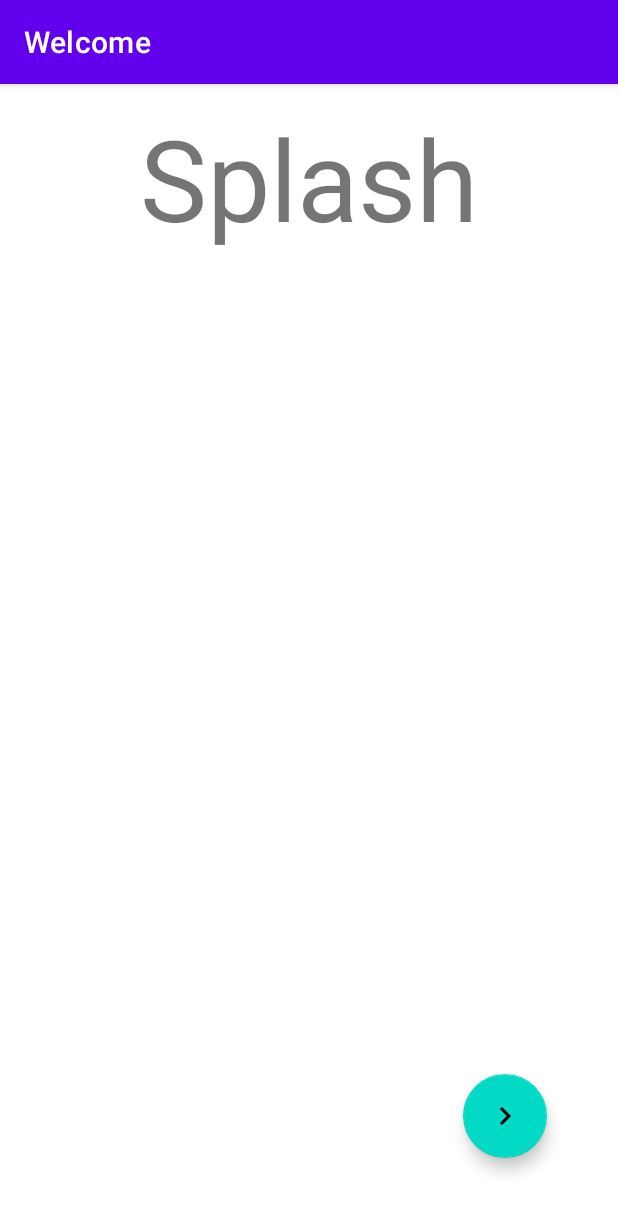
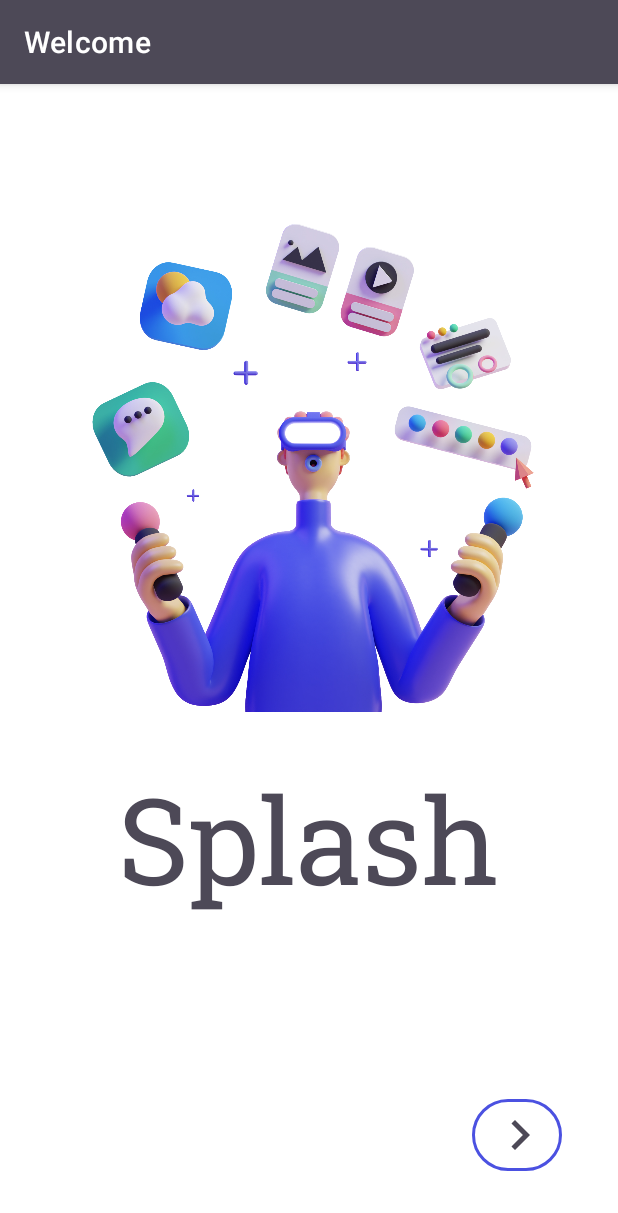
Before and after one commit to devBamidele/Splash, an Android app: the screen it shows after launch (MainActivity), on a phone screen of 412 x 824 dp. Shown: the top 1213 px of the screen. Run offline under Robolectric (Android 15) with nearby library versions, the phone set to English and light mode, and no system bars; our stand-ins replace data binding, navigation-ui.

Commit message:
Added UI

```diff
--- a/app/src/main/java/com/example/splash/adapter/BindingAdapters.kt
+++ b/app/src/main/java/com/example/splash/adapter/BindingAdapters.kt
@@ -31,8 +31,8 @@ fun bindImage(imgView: ImageView, imgUrl: String?) {
 
             // Effects that can be applied to the image
             crossfade(true)
-            crossfade(400)
-            transformations(RoundedCornersTransformation(20f))
+            crossfade(600)
+            transformations(RoundedCornersTransformation(25f))
 
             // The loading animation
             placeholder(R.drawable.loading_animation)
--- a/app/src/main/java/com/example/splash/network/UnsplashApiService.kt
+++ b/app/src/main/java/com/example/splash/network/UnsplashApiService.kt
@@ -19,7 +19,7 @@ const val ACCESS_KEY = "GGHMWCsUFRHVRCL5jHePT2dzymk20ixPeV1bkOXKrZI"
 /**
  * Number of photos to return
  */
-const val COUNT = 20
+const val COUNT = 30
 
 /**
  * Filter photo by Orientation
--- a/app/src/main/res/drawable/ic_right_arrow.xml
+++ b/app/src/main/res/drawable/ic_right_arrow.xml
@@ -1,6 +1,6 @@
 <vector xmlns:android="http://schemas.android.com/apk/res/android"
-    android:width="24dp"
-    android:height="24dp"
+    android:width="40dp"
+    android:height="40dp"
     android:viewportWidth="24"
     android:viewportHeight="24"
     android:tint="?attr/colorPrimary">
--- a/app/src/main/res/layout/fragment_body.xml
+++ b/app/src/main/res/layout/fragment_body.xml
@@ -19,7 +19,7 @@
             android:layout_width="0dp"
             android:layout_height="0dp"
             android:clipToPadding="false"
-            android:padding="5dp"
+            android:padding="12dp"
             app:layoutManager="androidx.recyclerview.widget.StaggeredGridLayoutManager"
             app:layout_constraintBottom_toBottomOf="parent"
             app:layout_constraintHorizontal_bias="1.0"
@@ -34,8 +34,8 @@
 
         <ImageView
             android:id="@+id/status_image"
-            android:layout_width="100dp"
-            android:layout_height="100dp"
+            android:layout_width="150dp"
+            android:layout_height="150dp"
             app:layout_constraintBottom_toBottomOf="parent"
             app:layout_constraintLeft_toLeftOf="parent"
             app:layout_constraintRight_toRightOf="parent"
--- a/app/src/main/res/layout/fragment_home.xml
+++ b/app/src/main/res/layout/fragment_home.xml
@@ -18,27 +18,41 @@
         android:layout_height="match_parent"
         android:layout_margin="12dp">
 
+        <Button
+            android:id="@+id/textButton"
+            android:onClick="@{() -> home.toBoarding()}"
+            app:icon="@drawable/ic_right_arrow"
+            app:strokeColor="@color/mySecondary"
+            app:strokeWidth="2dp"
+            app:cornerRadius="30dp"
+            app:layout_constraintBottom_toBottomOf="parent"
+            app:layout_constraintEnd_toEndOf="parent"
+            style="@style/Widget.Splash.Button.OutlinedButton.Icon" />
+
+        <ImageView
+            android:id="@+id/homeImage"
+            android:layout_width="wrap_content"
+            android:layout_height="wrap_content"
+            android:src="@drawable/guy_jpg"
+            android:layout_marginTop="-160dp"
+            app:layout_constraintStart_toStartOf="parent"
+            app:layout_constraintEnd_toEndOf="parent"
+            app:layout_constraintTop_toTopOf="parent"
+            android:contentDescription="@string/home_image" />
+
         <TextView
             android:id="@+id/Splash"
             android:layout_width="wrap_content"
             android:layout_height="wrap_content"
+            android:layout_marginBottom="200dp"
+            android:fontFamily="@font/roboto_slab"
             android:text="@string/splash"
-            app:layout_constraintStart_toStartOf="parent"
+            android:textColor="@color/myPrimary"
+
+            android:textSize="80sp"
+            app:layout_constraintBottom_toBottomOf="parent"
             app:layout_constraintEnd_toEndOf="parent"
-            app:layout_constraintTop_toTopOf="parent"
-            android:textSize="75sp"/>
-
-        <com.google.android.material.floatingactionbutton.FloatingActionButton
-            android:id="@+id/nextScreenButton"
-            android:onClick="@{() -> home.toBoarding()}"
-            android:layout_width="wrap_content"
-            android:layout_height="wrap_content"
-            android:layout_marginEnd="35dp"
-            android:layout_marginBottom="40dp"
-            android:contentDescription="@string/cont_desc_button"
-            android:src="@drawable/ic_right_arrow"
-            app:layout_constraintBottom_toBottomOf="parent"
-            app:layout_constraintEnd_toEndOf="parent" />
+            app:layout_constraintStart_toStartOf="parent" />
 
     </androidx.constraintlayout.widget.ConstraintLayout>
 
--- a/app/src/main/res/layout/grid_view_item.xml
+++ b/app/src/main/res/layout/grid_view_item.xml
@@ -16,7 +16,7 @@
         android:layout_height="wrap_content"
         android:adjustViewBounds="true"
         android:contentDescription="@string/contDescription"
-        android:padding="4dp"
+        android:padding="8dp"
         android:scaleType="fitXY"
         app:imageUrl="@{photo.urls.regular}"
         tools:ignore="ImageContrastCheck"
--- a/app/src/main/res/values/colors.xml
+++ b/app/src/main/res/values/colors.xml
@@ -7,4 +7,7 @@
     <color name="teal_700">#FF018786</color>
     <color name="black">#FF000000</color>
     <color name="white">#FFFFFFFF</color>
+
+    <color name="myPrimary">#FF4D4957</color>
+    <color name="mySecondary">#4b51e1</color>
 </resources>
--- a/app/src/main/res/values/strings.xml
+++ b/app/src/main/res/values/strings.xml
@@ -8,4 +8,7 @@
     <string name="the_status_image">The status image</string>
     <string name="splash">Splash</string>
     <string name="cont_desc_button">The button that navigates to the next screen</string>
+    <string name="home_image">The image for the Home Screen</string>
+    <string name="the_image_for_the_boarding_screen">The image for the Boarding screen</string>
+    <string name="bptextone">Using Unsplash\'s API to deliver beautiful, high quality images</string>
 </resources>
--- /dev/null
+++ b/app/src/main/res/values/styles.xml
@@ -0,0 +1,11 @@
+<?xml version="1.0" encoding="utf-8"?>
+<!-- My personalized styles-->
+<resources>
+    <style name="Widget.Splash.Button.OutlinedButton.Icon" parent="Widget.MaterialComponents.Button.OutlinedButton.Icon">
+        <item name="android:layout_marginEnd">25dp</item>
+        <item name="android:layout_marginBottom">25dp</item>
+        <item name="android:layout_width">60dp</item>
+        <item name="android:layout_height">60dp</item>
+    </style>
+
+</resources>
--- a/app/src/main/res/values/themes.xml
+++ b/app/src/main/res/values/themes.xml
@@ -2,11 +2,11 @@
     <!-- Base application theme. -->
     <style name="Theme.Splash" parent="Theme.MaterialComponents.DayNight.DarkActionBar">
         <!-- Primary brand color. -->
-        <item name="colorPrimary">@color/purple_500</item>
+        <item name="colorPrimary">@color/myPrimary</item>
         <item name="colorPrimaryVariant">@color/purple_700</item>
         <item name="colorOnPrimary">@color/white</item>
         <!-- Secondary brand color. -->
-        <item name="colorSecondary">@color/teal_200</item>
+        <item name="colorSecondary">@color/mySecondary</item>
         <item name="colorSecondaryVariant">@color/teal_700</item>
         <item name="colorOnSecondary">@color/black</item>
         <!-- Status bar color. -->
```
Also changed, not shown: app/src/main/java/com/example/splash/screens/Body.kt (+11 -7 lines), app/src/main/res/layout/fragment_boarding.xml (+25 -14 lines), app/src/main/res/drawable/flexible_jpg.jpg (added), app/src/main/res/drawable/guy_jpg.jpg (added), app/src/main/res/font/roboto_slab.ttf (added).
